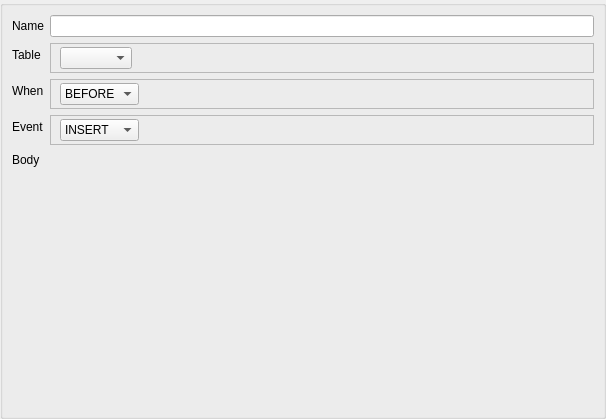
First picture: the form in TriggerForm.ui, repository fritzone/ddm, before the edit.
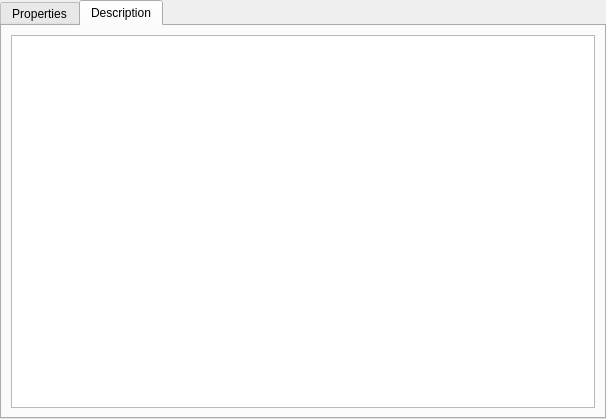
Second picture: the form after the edit. The open tabs and pages were chosen to show the change. Icons and pictures are not drawn.

Commit message: minor fixes for the triggers and ore UI refinements

What changed in the file:
```diff
--- a/TriggerForm.ui
+++ b/TriggerForm.ui
@@ -18,10 +18,11 @@
     <number>0</number>
    </property>
    <item>
-    <widget class="QGroupBox" name="groupBox">
-     <property name="title">
-      <string/>
-     </property>
+    <widget class="QTabWidget" name="tabWidget">
+     <widget class="QWidget" name="tabWidgetPage1">
+      <attribute name="title">
+       <string>Properties</string>
+      </attribute>
      <layout class="QFormLayout" name="formLayout">
       <property name="fieldGrowthPolicy">
        <enum>QFormLayout::AllNonFixedFieldsGrow</enum>
@@ -214,17 +215,18 @@
         <layout class="QHBoxLayout" name="horizontalLayout_4"/>
        </widget>
       </item>
-      <item row="0" column="1">
-       <widget class="QLineEdit" name="txtTriggerName"/>
-      </item>
-      <item row="0" column="0">
-       <widget class="QLabel" name="label_5">
-        <property name="text">
-         <string>Name</string>
-        </property>
-       </widget>
-      </item>
-     </layout>
+      </layout>
+     </widget>
+     <widget class="QWidget" name="tab">
+      <attribute name="title">
+       <string>Description</string>
+      </attribute>
+      <layout class="QVBoxLayout" name="verticalLayout_2">
+       <item>
+        <widget class="QTextEdit" name="txtDescription"/>
+       </item>
+      </layout>
+     </widget>
     </widget>
    </item>
   </layout>
```
Left out of the diff: 183 changed lines with no effect on the pictures. Lines whose indentation alone changed are shown as unchanged. The commit also changes 15 other files.
